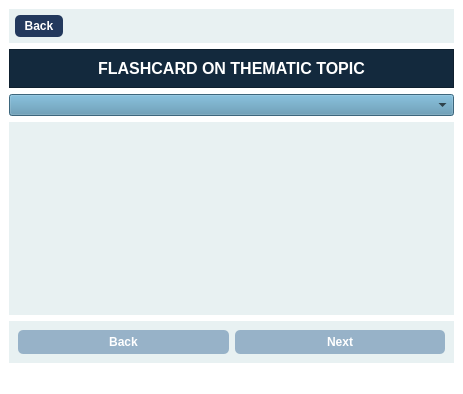
Qt form flashcard1.ui (ngocanh1192006/English_app) before a commit.
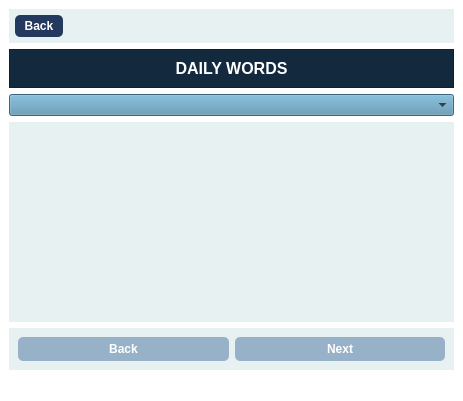
The same form after that commit. Icons and pictures are not drawn.

Patch:
```diff
--- a/flashcard1.ui
+++ b/flashcard1.ui
@@ -6,8 +6,8 @@
    <rect>
     <x>0</x>
     <y>0</y>
-    <width>457</width>
-    <height>394</height>
+    <width>460</width>
+    <height>401</height>
    </rect>
   </property>
   <property name="windowTitle">
@@ -112,7 +112,7 @@
 color: #fff;</string>
          </property>
          <property name="text">
-          <string>FLASHCARD ON THEMATIC TOPIC</string>
+          <string>DAILY WORDS</string>
          </property>
          <property name="alignment">
           <set>Qt::AlignCenter</set>
```
Left out of the diff: 14 changed lines with no effect on the pictures.
